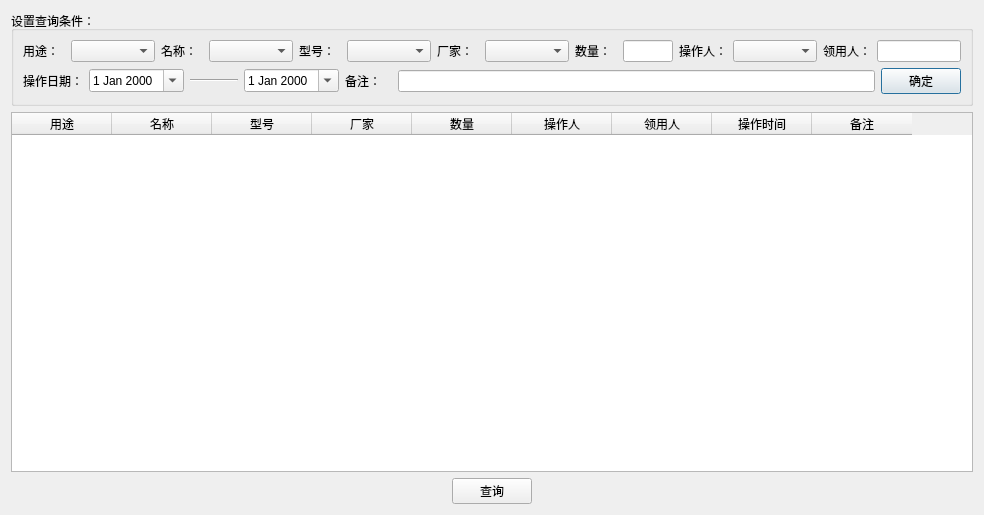
Qt form outboundquery_dialog.ui (heathen557/materialManagement) before a commit.
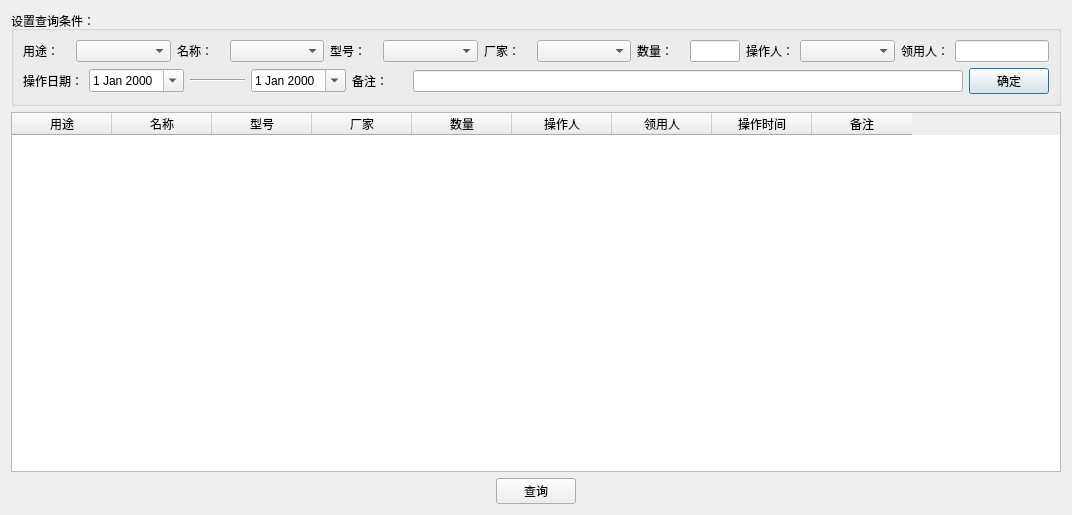
The same form after that commit. Icons and pictures are not drawn.

```diff
--- a/outboundquery_dialog.ui
+++ b/outboundquery_dialog.ui
@@ -6,7 +6,7 @@
    <rect>
     <x>0</x>
     <y>0</y>
-    <width>984</width>
+    <width>1072</width>
     <height>515</height>
    </rect>
   </property>
```
